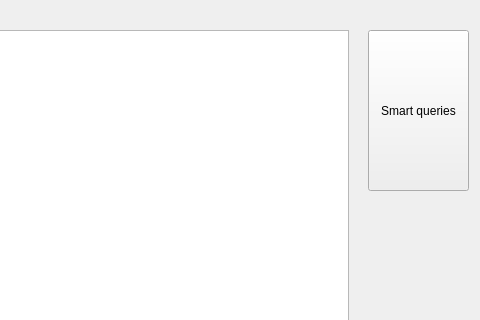
Above: mainwindow.ui from MikhailKaz/Qt_Delivery_Data before the change; both pictures show x 582 to 1062 and y 0 to 320 of the 1062 by 660 pixel window. Below: the same form after it.
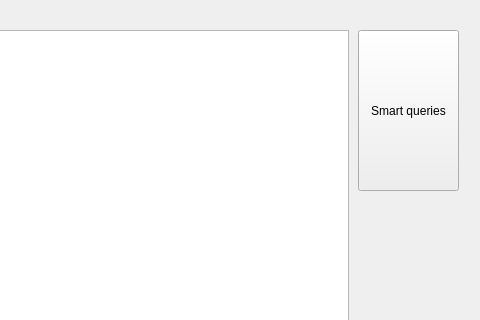
That is the form after the change.

Patch:
```diff
--- a/mainwindow.ui
+++ b/mainwindow.ui
@@ -136,7 +136,7 @@
    <widget class="QPushButton" name="pushButton">
     <property name="geometry">
      <rect>
-      <x>950</x>
+      <x>940</x>
       <y>30</y>
       <width>101</width>
       <height>161</height>
```
